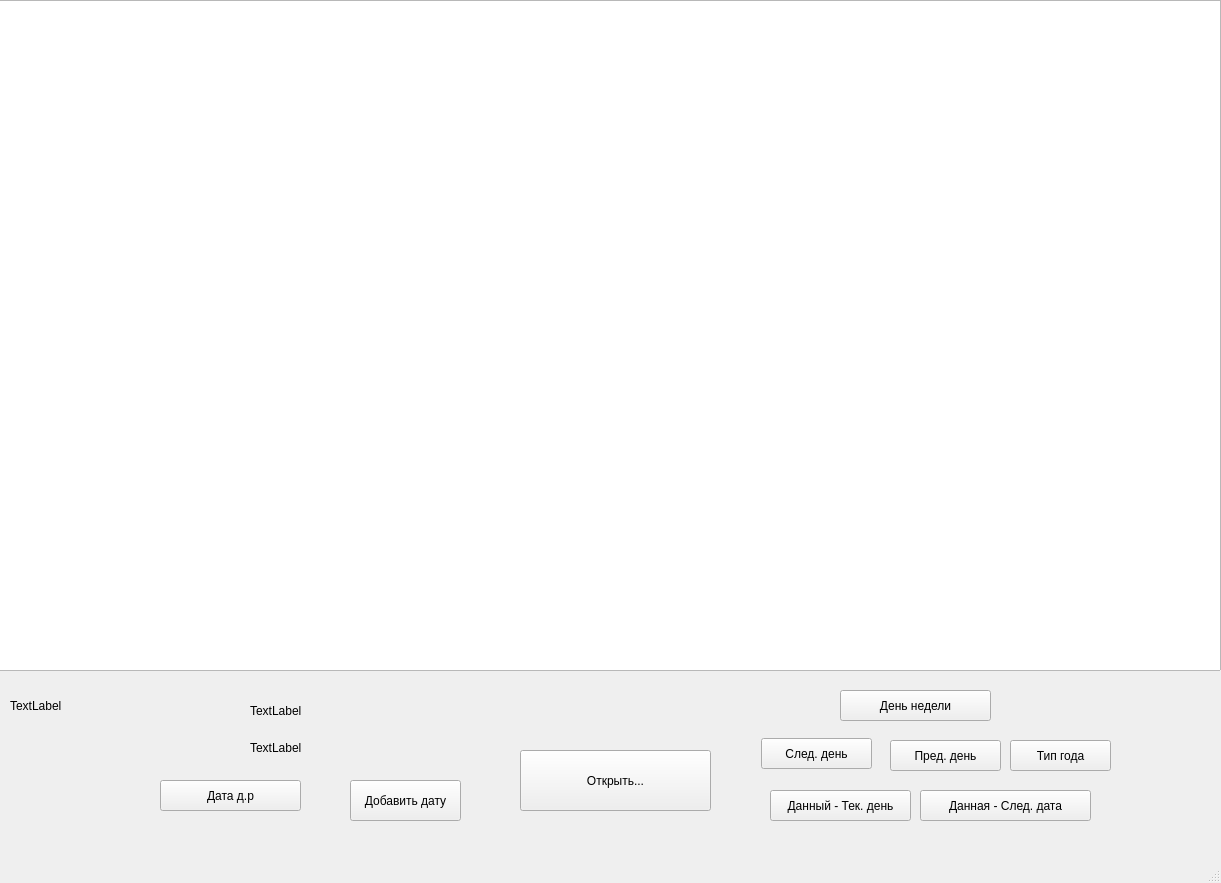
amakuem/LAbsOAIP, file Lab2/Task1/mainwindow.ui: the form before one commit.
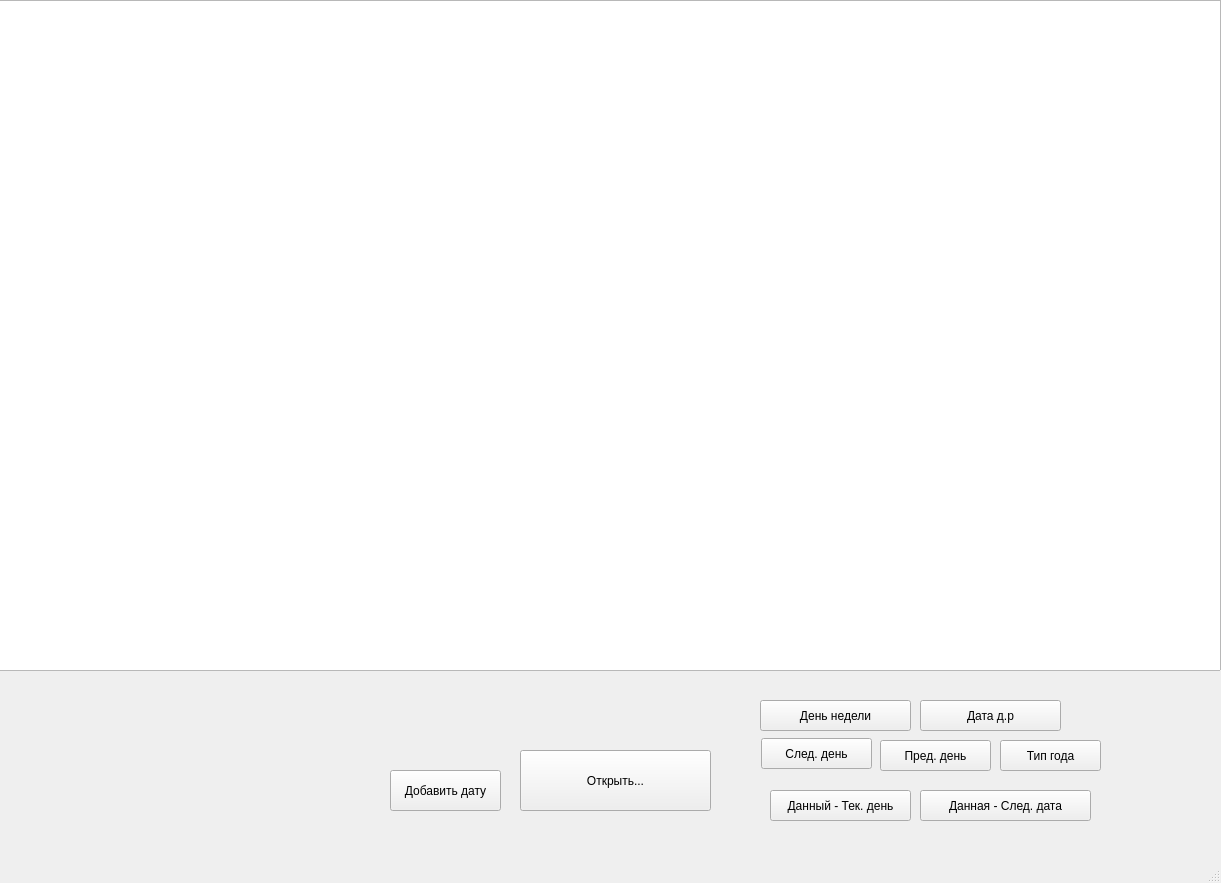
The form after the commit.

The edit to the form file:
```diff
--- a/Lab2/Task1/mainwindow.ui
+++ b/Lab2/Task1/mainwindow.ui
@@ -10,6 +10,18 @@
     <height>883</height>
    </rect>
   </property>
+  <property name="minimumSize">
+   <size>
+    <width>1221</width>
+    <height>883</height>
+   </size>
+  </property>
+  <property name="maximumSize">
+   <size>
+    <width>1221</width>
+    <height>883</height>
+   </size>
+  </property>
   <property name="windowTitle">
    <string>MainWindow</string>
   </property>
@@ -40,45 +52,6 @@
      <string>Открыть...</string>
     </property>
    </widget>
-   <widget class="QLabel" name="label">
-    <property name="geometry">
-     <rect>
-      <x>10</x>
-      <y>690</y>
-      <width>691</width>
-      <height>31</height>
-     </rect>
-    </property>
-    <property name="text">
-     <string>TextLabel</string>
-    </property>
-   </widget>
-   <widget class="QLabel" name="label_2">
-    <property name="geometry">
-     <rect>
-      <x>250</x>
-      <y>700</y>
-      <width>111</width>
-      <height>21</height>
-     </rect>
-    </property>
-    <property name="text">
-     <string>TextLabel</string>
-    </property>
-   </widget>
-   <widget class="QLabel" name="label_3">
-    <property name="geometry">
-     <rect>
-      <x>250</x>
-      <y>740</y>
-      <width>101</width>
-      <height>16</height>
-     </rect>
-    </property>
-    <property name="text">
-     <string>TextLabel</string>
-    </property>
-   </widget>
    <widget class="QPushButton" name="pushButton_2">
     <property name="geometry">
      <rect>
@@ -95,7 +68,7 @@
    <widget class="QPushButton" name="pushButton_3">
     <property name="geometry">
      <rect>
-      <x>890</x>
+      <x>880</x>
       <y>740</y>
       <width>111</width>
       <height>31</height>
@@ -134,7 +107,7 @@
    <widget class="QPushButton" name="pushButton_6">
     <property name="geometry">
      <rect>
-      <x>1010</x>
+      <x>1000</x>
       <y>740</y>
       <width>101</width>
       <height>31</height>
@@ -147,8 +120,8 @@
    <widget class="QPushButton" name="pushButton_7">
     <property name="geometry">
      <rect>
-      <x>840</x>
-      <y>690</y>
+      <x>760</x>
+      <y>700</y>
       <width>151</width>
       <height>31</height>
      </rect>
@@ -160,8 +133,8 @@
    <widget class="QPushButton" name="pushButton_8">
     <property name="geometry">
      <rect>
-      <x>160</x>
-      <y>780</y>
+      <x>920</x>
+      <y>700</y>
       <width>141</width>
       <height>31</height>
      </rect>
@@ -173,8 +146,8 @@
    <widget class="QPushButton" name="pushButton_9">
     <property name="geometry">
      <rect>
-      <x>350</x>
-      <y>780</y>
+      <x>390</x>
+      <y>770</y>
       <width>111</width>
       <height>41</height>
      </rect>
```
